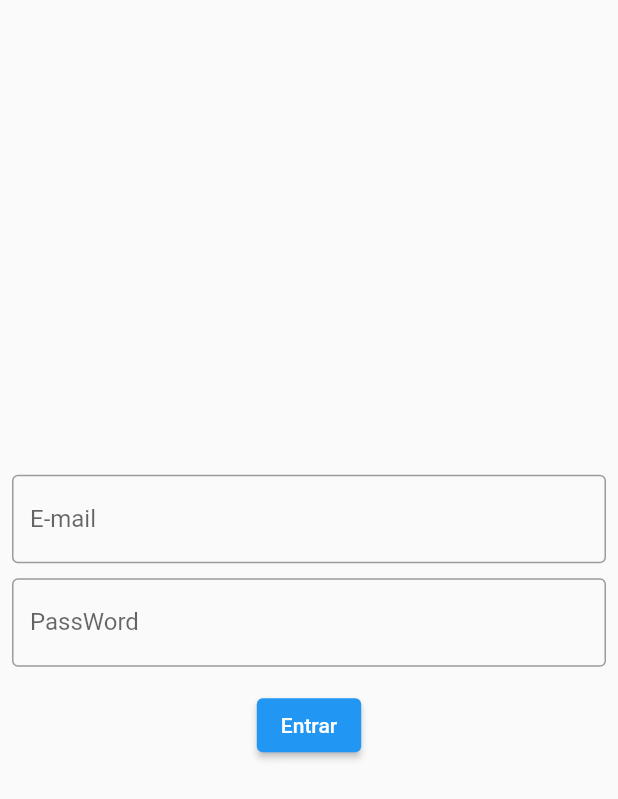
After one commit to pedro0509/aprendendo_flutter, a Flutter app: the screen it shows after launch, after a tap on "Entrar", on a phone screen of 412 x 824 dp. The commit adds this screen. Shown: the top 799 px of the screen. Run offline on Flutter 3.47's test engine with Material 2 defaults, Android fonts, the phone set to English and light mode, and no system bars.

Commit message:
Tela de Login, Com mudança de tela via rotas.

```diff
--- a/lib/app_widget.dart
+++ b/lib/app_widget.dart
@@ -1,7 +1,7 @@
 import 'package:aprendendo_flutter/app_controller.dart';
+import 'package:aprendendo_flutter/home_page.dart';
+import 'package:aprendendo_flutter/login_page.dart';
 import 'package:flutter/material.dart';
-
-import 'home_page.dart';
 
 class AppWidget extends StatelessWidget {
   @override
@@ -16,7 +16,12 @@ class AppWidget extends StatelessWidget {
                 ? Brightness.dark
                 : Brightness.light,
           ),
-          home: HomePage(),
+          initialRoute: '/',
+          routes: {
+            '/': (constext) => LoginPage(),
+            '/home': (context) => HomePage(),
+          },
+          //  home: LoginPage(),
         );
       },
     );
--- /dev/null
+++ b/lib/login_page.dart
@@ -0,0 +1,65 @@
+import 'package:flutter/material.dart';
+
+import 'home_page.dart';
+
+class LoginPage extends StatefulWidget {
+  const LoginPage({super.key});
+
+  @override
+  State<LoginPage> createState() => _LoginPageState();
+}
+
+class _LoginPageState extends State<LoginPage> {
+  String email = '';
+  String password = '';
+
+  @override
+  Widget build(BuildContext context) {
+    return Material(
+      child: SizedBox(
+        width: double.infinity,
+        height: double.infinity,
+        child: Padding(
+          padding: const EdgeInsets.all(8.0),
+          child: Column(mainAxisAlignment: MainAxisAlignment.center, children: [
+            TextField(
+              onChanged: (text) {
+                email = text;
+                print(email);
+              },
+              keyboardType: TextInputType.emailAddress,
+              decoration: InputDecoration(
+                  labelText: 'E-mail', border: OutlineInputBorder()),
+            ),
+            SizedBox(
+              height: 10,
+            ),
+            TextField(
+              onChanged: (text) {
+                password = text;
+                print(password);
+              },
+              decoration: InputDecoration(
+                  labelText: 'PassWord', border: OutlineInputBorder()),
+            ),
+            SizedBox(
+              height: 15,
+            ),
+            ElevatedButton(
+              onPressed: () {
+                if (email == 'pedromanoel0509@hotmail.com' &&
+                    password == '123') {
+                  Navigator.of(context).pushReplacementNamed('/home');
+                  print('Entrou');
+                } else {
+                  print('Login Invalido');
+                }
+              },
+              child: Text('Entrar'),
+            )
+          ]),
+        ),
+      ),
+    );
+  }
+}
```
